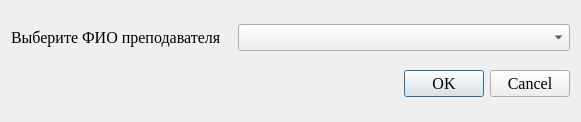
Above: view/teacher_choice_dialog.ui from AlevtinAntonov/paid_services before the change. Below: the same form after it.
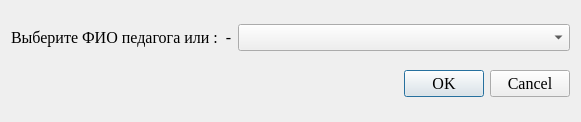
That is the form after the change.

The edit to the form file:
```diff
--- a/view/teacher_choice_dialog.ui
+++ b/view/teacher_choice_dialog.ui
@@ -31,7 +31,7 @@
         </font>
        </property>
        <property name="text">
-        <string>Выберите ФИО преподавателя</string>
+        <string>Выберите ФИО педагога или :  -</string>
        </property>
       </widget>
      </item>
```
